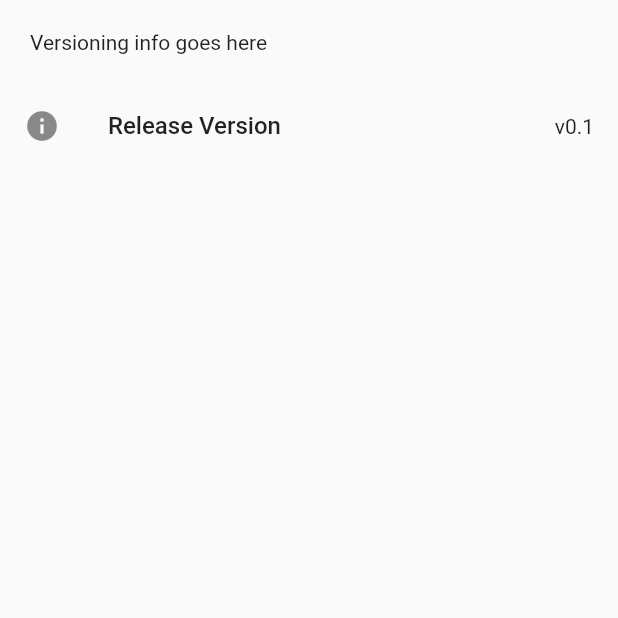
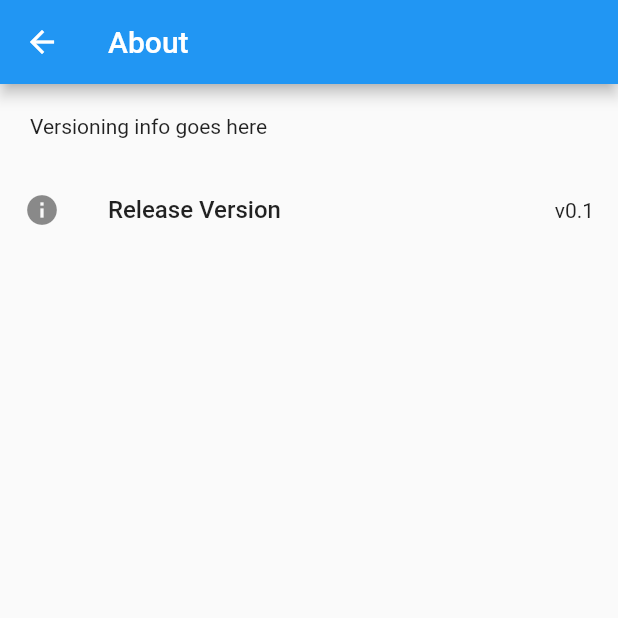
Before and after one commit to cookiedabaker/Coffee, a Flutter app: the AboutPage screen opened directly, on a phone screen of 412 x 824 dp, the top half of it. Run offline on Flutter 3.47's test engine with Material 2 defaults, Android fonts, the phone set to English and light mode, and no system bars; our stand-ins replace firebase_auth, firebase_core; accounts and stored records are empty.

```diff
--- a/lib/pages/about.dart
+++ b/lib/pages/about.dart
@@ -5,7 +5,11 @@ import 'package:flutter/material.dart';
 class AboutPage extends StatelessWidget {
   @override
   Widget build(BuildContext context) {
-    return ListView(
+    return Scaffold(
+      appBar: AppBar(
+        title: const Text('About'),
+      ),
+      body: ListView(
         children: <Widget>[
           Container(
             padding: EdgeInsets.all(20.0),
@@ -20,6 +24,7 @@ class AboutPage extends StatelessWidget {
             trailing: Text('v0.1'),
           ),
         ],
+      ),
     );
   }
 }
```
Also changed, not shown: lib/pages/settings.dart (+14 -5 lines), 2 other files. Lines whose indentation alone changed are shown as unchanged.
